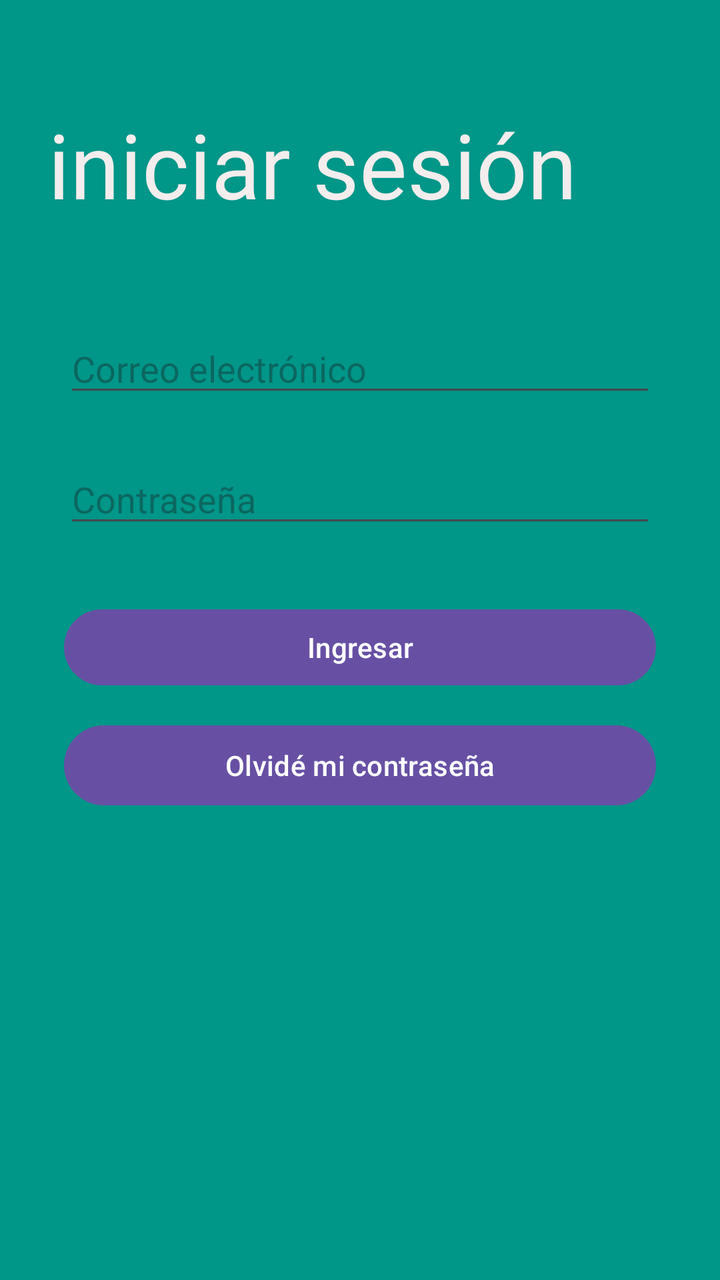
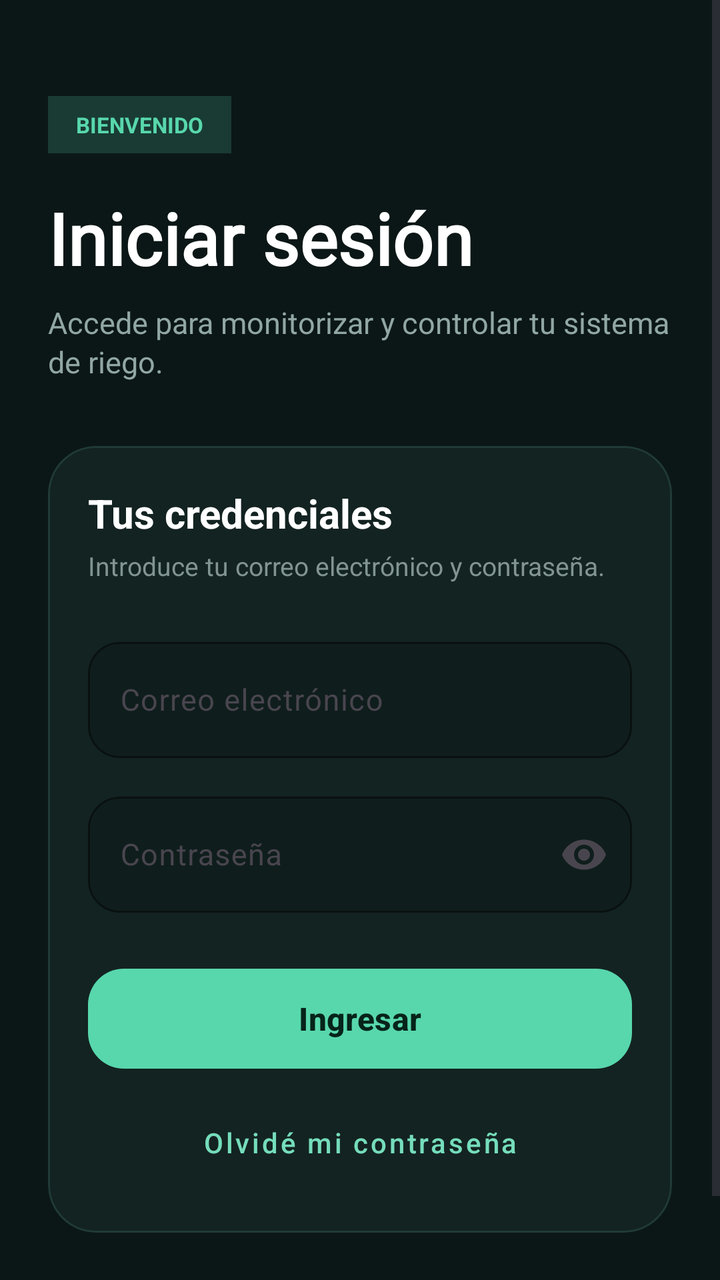

Compare the two renders of this Android layout. The source of the first and the diff that turns it into the second are given below.
<!-- AndroidManifest.xml: application theme Theme.ArduinoApp -->
<!-- res/layout/activity_main_iniciar.xml -->
<?xml version="1.0" encoding="utf-8"?>
<androidx.constraintlayout.widget.ConstraintLayout xmlns:android="http://schemas.android.com/apk/res/android"
    xmlns:app="http://schemas.android.com/apk/res-auto"
    xmlns:tools="http://schemas.android.com/tools"
    android:id="@+id/main"
    android:layout_width="match_parent"
    android:layout_height="match_parent"
    android:background="#009688"
    tools:context=".MainActivity">

    <EditText
        android:id="@+id/ptIngresoContraseña"
        android:layout_width="0dp"
        android:layout_height="wrap_content"
        android:ems="10"
        android:hint="Contraseña"
        android:inputType="textPassword"
        app:layout_constraintEnd_toEndOf="parent"
        app:layout_constraintStart_toStartOf="parent"
        app:layout_constraintTop_toBottomOf="@id/ptIngresoUsuario"
        android:layout_marginStart="32dp"
        android:layout_marginTop="24dp"
        android:layout_marginEnd="32dp" />

    <TextView
        android:id="@+id/Titulo_principal"
        android:layout_width="0dp"
        android:layout_height="86dp"
        android:layout_marginTop="52dp"
        android:layout_marginStart="24dp"
        android:layout_marginEnd="24dp"
        android:fontFamily="@font/comfortaa"
        android:text="iniciar sesión"
        android:textColor="#F4EDED"
        android:textSize="45sp"
        app:layout_constraintEnd_toEndOf="parent"
        app:layout_constraintStart_toStartOf="parent"
        app:layout_constraintTop_toTopOf="parent"
        />

    <Button
        android:id="@+id/btniniciarsesion"
        android:layout_width="0dp"
        android:layout_height="46dp"
        android:layout_marginStart="32dp"
        android:layout_marginTop="32dp"
        android:layout_marginEnd="32dp"
        android:text="Ingresar"
        app:layout_constraintEnd_toEndOf="parent"
        app:layout_constraintStart_toStartOf="parent"
        app:layout_constraintTop_toBottomOf="@id/ptIngresoContraseña" />

    <Button
        android:id="@+id/btnCambiarContrasena"
        android:layout_width="0dp"
        android:layout_height="wrap_content"
        android:layout_marginStart="32dp"
        android:layout_marginTop="12dp"
        android:layout_marginEnd="32dp"
        android:text="Olvidé mi contraseña"
        app:layout_constraintEnd_toEndOf="parent"
        app:layout_constraintStart_toStartOf="parent"
        app:layout_constraintTop_toBottomOf="@id/btniniciarsesion" />

    <EditText
        android:id="@+id/ptIngresoUsuario"
        android:layout_width="0dp"
        android:layout_height="wrap_content"
        android:ems="10"
        android:hint="Correo electrónico"
        android:inputType="textEmailAddress"
        app:layout_constraintEnd_toEndOf="parent"
        app:layout_constraintStart_toStartOf="parent"
        app:layout_constraintTop_toBottomOf="@id/Titulo_principal"
        android:layout_marginStart="32dp"
        android:layout_marginTop="24dp"
        android:layout_marginEnd="32dp" />

</androidx.constraintlayout.widget.ConstraintLayout>
<!-- resources referenced by this layout -->
<resources>
  <style name="Theme.ArduinoApp" parent="Base.Theme.ArduinoApp" />
  <style name="Base.Theme.ArduinoApp" parent="Theme.Material3.DayNight.NoActionBar">
          
          
      </style>
</resources>

<!-- the commit's change to res/layout/activity_main_iniciar.xml (unified diff, before → after) -->
@@ -1,79 +1,197 @@
 <?xml version="1.0" encoding="utf-8"?>
-<androidx.constraintlayout.widget.ConstraintLayout xmlns:android="http://schemas.android.com/apk/res/android"
+<ScrollView
+    xmlns:android="http://schemas.android.com/apk/res/android"
     xmlns:app="http://schemas.android.com/apk/res-auto"
     xmlns:tools="http://schemas.android.com/tools"
     android:id="@+id/main"
     android:layout_width="match_parent"
     android:layout_height="match_parent"
-    android:background="#009688"
-    tools:context=".MainActivity">
+    android:background="#0B1716"
+    android:fillViewport="true"
+    tools:context=".IniciarSesion_Activity">
 
-    <EditText
-        android:id="@+id/ptIngresoContraseña"
-        android:layout_width="0dp"
+    <LinearLayout
+        android:layout_width="match_parent"
         android:layout_height="wrap_content"
-        android:ems="10"
-        android:hint="Contraseña"
-        android:inputType="textPassword"
-        app:layout_constraintEnd_toEndOf="parent"
-        app:layout_constraintStart_toStartOf="parent"
-        app:layout_constraintTop_toBottomOf="@id/ptIngresoUsuario"
-        android:layout_marginStart="32dp"
-        android:layout_marginTop="24dp"
-        android:layout_marginEnd="32dp" />
+        android:orientation="vertical"
+        android:paddingStart="24dp"
+        android:paddingTop="48dp"
+        android:paddingEnd="24dp"
+        android:paddingBottom="32dp">
 
-    <TextView
-        android:id="@+id/Titulo_principal"
-        android:layout_width="0dp"
-        android:layout_height="86dp"
-        android:layout_marginTop="52dp"
-        android:layout_marginStart="24dp"
-        android:layout_marginEnd="24dp"
-        android:fontFamily="@font/comfortaa"
-        android:text="iniciar sesión"
-        android:textColor="#F4EDED"
-        android:textSize="45sp"
-        app:layout_constraintEnd_toEndOf="parent"
-        app:layout_constraintStart_toStartOf="parent"
-        app:layout_constraintTop_toTopOf="parent"
-        />
+        <TextView
+            android:layout_width="wrap_content"
+            android:layout_height="wrap_content"
+            android:background="#193B34"
+            android:paddingStart="14dp"
+            android:paddingTop="7dp"
+            android:paddingEnd="14dp"
+            android:paddingBottom="7dp"
+            android:text="BIENVENIDO"
+            android:textColor="#58D7AC"
+            android:textSize="11sp"
+            android:textStyle="bold" />
 
-    <Button
-        android:id="@+id/btniniciarsesion"
-        android:layout_width="0dp"
-        android:layout_height="46dp"
-        android:layout_marginStart="32dp"
-        android:layout_marginTop="32dp"
-        android:layout_marginEnd="32dp"
-        android:text="Ingresar"
-        app:layout_constraintEnd_toEndOf="parent"
-        app:layout_constraintStart_toStartOf="parent"
-        app:layout_constraintTop_toBottomOf="@id/ptIngresoContraseña" />
+        <TextView
+            android:id="@+id/Titulo_principal"
+            android:layout_width="match_parent"
+            android:layout_height="wrap_content"
+            android:layout_marginTop="18dp"
+            android:fontFamily="@font/comfortaa"
+            android:text="Iniciar sesión"
+            android:textColor="#FFFFFF"
+            android:textSize="36sp"
+            android:textStyle="bold" />
 
-    <Button
-        android:id="@+id/btnCambiarContrasena"
-        android:layout_width="0dp"
-        android:layout_height="wrap_content"
-        android:layout_marginStart="32dp"
-        android:layout_marginTop="12dp"
-        android:layout_marginEnd="32dp"
-        android:text="Olvidé mi contraseña"
-        app:layout_constraintEnd_toEndOf="parent"
-        app:layout_constraintStart_toStartOf="parent"
-        app:layout_constraintTop_toBottomOf="@id/btniniciarsesion" />
+        <TextView
+            android:layout_width="match_parent"
+            android:layout_height="wrap_content"
+            android:layout_marginTop="8dp"
+            android:lineSpacingExtra="2dp"
+            android:text="Accede para monitorizar y controlar tu sistema de riego."
+            android:textColor="#91A7A4"
+            android:textSize="15sp" />
 
-    <EditText
-        android:id="@+id/ptIngresoUsuario"
-        android:layout_width="0dp"
-        android:layout_height="wrap_content"
-        android:ems="10"
-        android:hint="Correo electrónico"
-        android:inputType="textEmailAddress"
-        app:layout_constraintEnd_toEndOf="parent"
-        app:layout_constraintStart_toStartOf="parent"
-        app:layout_constraintTop_toBottomOf="@id/Titulo_principal"
-        android:layout_marginStart="32dp"
-        android:layout_marginTop="24dp"
-        android:layout_marginEnd="32dp" />
+        <com.google.android.material.card.MaterialCardView
+            android:layout_width="match_parent"
+            android:layout_height="wrap_content"
+            android:layout_marginTop="32dp"
+            app:cardBackgroundColor="#132321"
+            app:cardCornerRadius="24dp"
+            app:cardElevation="0dp"
+            app:strokeColor="#203B37"
+            app:strokeWidth="1dp">
 
-</androidx.constraintlayout.widget.ConstraintLayout>
+            <LinearLayout
+                android:layout_width="match_parent"
+                android:layout_height="wrap_content"
+                android:orientation="vertical"
+                android:padding="20dp">
+
+                <TextView
+                    android:layout_width="match_parent"
+                    android:layout_height="wrap_content"
+                    android:text="Tus credenciales"
+                    android:textColor="#FFFFFF"
+                    android:textSize="20sp"
+                    android:textStyle="bold" />
+
+                <TextView
+                    android:layout_width="match_parent"
+                    android:layout_height="wrap_content"
+                    android:layout_marginTop="4dp"
+                    android:text="Introduce tu correo electrónico y contraseña."
+                    android:textColor="#819491"
+                    android:textSize="13sp" />
+
+                <com.google.android.material.textfield.TextInputLayout
+                    android:layout_width="match_parent"
+                    android:layout_height="wrap_content"
+                    android:layout_marginTop="24dp"
+                    android:hint="Correo electrónico"
+                    app:boxBackgroundColor="#0F1E1C"
+                    app:boxBackgroundMode="outline"
+                    app:boxCornerRadiusBottomEnd="16dp"
+                    app:boxCornerRadiusBottomStart="16dp"
+                    app:boxCornerRadiusTopEnd="16dp"
+                    app:boxCornerRadiusTopStart="16dp"
+                    app:boxStrokeColor="#58D7AC"
+                    app:hintTextColor="#91A7A4">
+
+                    <com.google.android.material.textfield.TextInputEditText
+                        android:id="@+id/ptIngresoUsuario"
+                        android:layout_width="match_parent"
+                        android:layout_height="wrap_content"
+                        android:inputType="textEmailAddress"
+                        android:minHeight="58dp"
+                        android:paddingStart="16dp"
+                        android:paddingEnd="16dp"
+                        android:textColor="#FFFFFF"
+                        android:textColorHint="#728783"
+                        android:textSize="15sp" />
+
+                </com.google.android.material.textfield.TextInputLayout>
+
+                <com.google.android.material.textfield.TextInputLayout
+                    android:layout_width="match_parent"
+                    android:layout_height="wrap_content"
+                    android:layout_marginTop="14dp"
+                    android:hint="Contraseña"
+                    app:boxBackgroundColor="#0F1E1C"
+                    app:boxBackgroundMode="outline"
+                    app:boxCornerRadiusBottomEnd="16dp"
+                    app:boxCornerRadiusBottomStart="16dp"
+                    app:boxCornerRadiusTopEnd="16dp"
+                    app:boxCornerRadiusTopStart="16dp"
+                    app:boxStrokeColor="#58D7AC"
+                    app:endIconMode="password_toggle"
+                    app:hintTextColor="#91A7A4">
+
+                    <com.google.android.material.textfield.TextInputEditText
+                        android:id="@+id/ptIngresoContraseña"
+                        android:layout_width="match_parent"
+                        android:layout_height="wrap_content"
+                        android:inputType="textPassword"
+                        android:minHeight="58dp"
+                        android:paddingStart="16dp"
+                        android:paddingEnd="16dp"
+                        android:textColor="#FFFFFF"
+                        android:textColorHint="#728783"
+                        android:textSize="15sp" />
+
+                </com.google.android.material.textfield.TextInputLayout>
+
+                <com.google.android.material.button.MaterialButton
+                    android:id="@+id/btniniciarsesion"
+                    android:layout_width="match_parent"
+                    android:layout_height="58dp"
+                    android:layout_marginTop="24dp"
+                    android:text="Ingresar"
+                    android:textAllCaps="false"
+                    android:textColor="#06231A"
+                    android:textSize="16sp"
+                    android:textStyle="bold"
+                    app:backgroundTint="#58D7AC"
+                    app:cornerRadius="18dp" />
+
+                <com.google.android.material.button.MaterialButton
+                    android:id="@+id/btnCambiarContrasena"
+                    style="@style/Widget.MaterialComponents.Button.TextButton"
+                    android:layout_width="match_parent"
+                    android:layout_height="50dp"
+                    android:layout_marginTop="8dp"
+                    android:text="Olvidé mi contraseña"
+                    android:textAllCaps="false"
+                    android:textColor="#75DDBB"
+                    android:textSize="14sp"
+                    app:backgroundTint="@android:color/transparent" />
+
+            </LinearLayout>
+
+        </com.google.android.material.card.MaterialCardView>
+
+        <LinearLayout
+            android:layout_width="match_parent"
+            android:layout_height="wrap_content"
+            android:layout_marginTop="22dp"
+            android:gravity="center"
+            android:orientation="horizontal">
+
+            <View
+                android:layout_width="6dp"
+                android:layout_height="6dp"
+                android:background="#58D7AC" />
+
+            <TextView
+                android:layout_width="wrap_content"
+                android:layout_height="wrap_content"
+                android:layout_marginStart="9dp"
+                android:text="Acceso protegido con Firebase"
+                android:textColor="#627773"
+                android:textSize="11sp" />
+
+        </LinearLayout>
+
+    </LinearLayout>
+
+</ScrollView>
